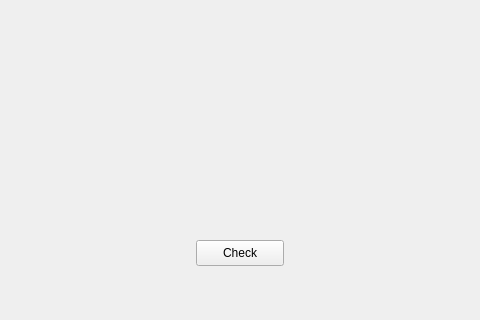
jacmba/QExaminator, file UI/mainwindow.ui: the form before one commit; both pictures show x 164 to 644 and y 280 to 600 of the 800 by 600 pixel window.
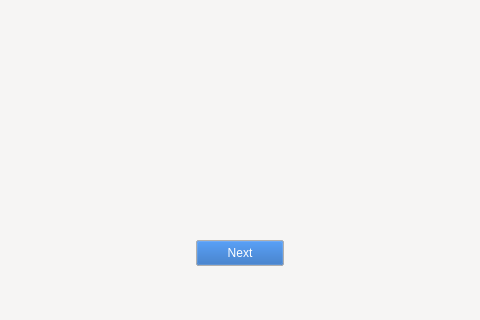
The form after the commit.

Commit message: Implemented response evaluation. Improved UI

Patch:
```diff
--- a/UI/mainwindow.ui
+++ b/UI/mainwindow.ui
@@ -10,6 +10,493 @@
     <height>600</height>
    </rect>
   </property>
+  <property name="palette">
+   <palette>
+    <active>
+     <colorrole role="WindowText">
+      <brush brushstyle="SolidPattern">
+       <color alpha="255">
+        <red>26</red>
+        <green>95</green>
+        <blue>180</blue>
+       </color>
+      </brush>
+     </colorrole>
+     <colorrole role="Button">
+      <brush brushstyle="SolidPattern">
+       <color alpha="255">
+        <red>26</red>
+        <green>95</green>
+        <blue>180</blue>
+       </color>
+      </brush>
+     </colorrole>
+     <colorrole role="Light">
+      <brush brushstyle="SolidPattern">
+       <color alpha="255">
+        <red>249</red>
+        <green>240</green>
+        <blue>107</blue>
+       </color>
+      </brush>
+     </colorrole>
+     <colorrole role="Midlight">
+      <brush brushstyle="SolidPattern">
+       <color alpha="255">
+        <red>250</red>
+        <green>250</green>
+        <blue>249</blue>
+       </color>
+      </brush>
+     </colorrole>
+     <colorrole role="Dark">
+      <brush brushstyle="SolidPattern">
+       <color alpha="255">
+        <red>123</red>
+        <green>122</green>
+        <blue>122</blue>
+       </color>
+      </brush>
+     </colorrole>
+     <colorrole role="Mid">
+      <brush brushstyle="SolidPattern">
+       <color alpha="255">
+        <red>38</red>
+        <green>162</green>
+        <blue>105</blue>
+       </color>
+      </brush>
+     </colorrole>
+     <colorrole role="Text">
+      <brush brushstyle="SolidPattern">
+       <color alpha="255">
+        <red>26</red>
+        <green>95</green>
+        <blue>180</blue>
+       </color>
+      </brush>
+     </colorrole>
+     <colorrole role="BrightText">
+      <brush brushstyle="SolidPattern">
+       <color alpha="255">
+        <red>248</red>
+        <green>228</green>
+        <blue>92</blue>
+       </color>
+      </brush>
+     </colorrole>
+     <colorrole role="ButtonText">
+      <brush brushstyle="SolidPattern">
+       <color alpha="255">
+        <red>255</red>
+        <green>255</green>
+        <blue>255</blue>
+       </color>
+      </brush>
+     </colorrole>
+     <colorrole role="Base">
+      <brush brushstyle="SolidPattern">
+       <color alpha="255">
+        <red>255</red>
+        <green>255</green>
+        <blue>255</blue>
+       </color>
+      </brush>
+     </colorrole>
+     <colorrole role="Window">
+      <brush brushstyle="SolidPattern">
+       <color alpha="255">
+        <red>246</red>
+        <green>245</green>
+        <blue>244</blue>
+       </color>
+      </brush>
+     </colorrole>
+     <colorrole role="Shadow">
+      <brush brushstyle="SolidPattern">
+       <color alpha="255">
+        <red>0</red>
+        <green>0</green>
+        <blue>0</blue>
+       </color>
+      </brush>
+     </colorrole>
+     <colorrole role="Highlight">
+      <brush brushstyle="SolidPattern">
+       <color alpha="255">
+        <red>26</red>
+        <green>95</green>
+        <blue>180</blue>
+       </color>
+      </brush>
+     </colorrole>
+     <colorrole role="AlternateBase">
+      <brush brushstyle="SolidPattern">
+       <color alpha="255">
+        <red>250</red>
+        <green>250</green>
+        <blue>249</blue>
+       </color>
+      </brush>
+     </colorrole>
+     <colorrole role="ToolTipBase">
+      <brush brushstyle="SolidPattern">
+       <color alpha="255">
+        <red>255</red>
+        <green>255</green>
+        <blue>220</blue>
+       </color>
+      </brush>
+     </colorrole>
+     <colorrole role="ToolTipText">
+      <brush brushstyle="SolidPattern">
+       <color alpha="255">
+        <red>0</red>
+        <green>0</green>
+        <blue>0</blue>
+       </color>
+      </brush>
+     </colorrole>
+     <colorrole role="PlaceholderText">
+      <brush brushstyle="SolidPattern">
+       <color alpha="127">
+        <red>0</red>
+        <green>0</green>
+        <blue>0</blue>
+       </color>
+      </brush>
+     </colorrole>
+     <colorrole role="Accent">
+      <brush brushstyle="SolidPattern">
+       <color alpha="255">
+        <red>38</red>
+        <green>162</green>
+        <blue>105</blue>
+       </color>
+      </brush>
+     </colorrole>
+    </active>
+    <inactive>
+     <colorrole role="WindowText">
+      <brush brushstyle="SolidPattern">
+       <color alpha="255">
+        <red>26</red>
+        <green>95</green>
+        <blue>180</blue>
+       </color>
+      </brush>
+     </colorrole>
+     <colorrole role="Button">
+      <brush brushstyle="SolidPattern">
+       <color alpha="255">
+        <red>26</red>
+        <green>95</green>
+        <blue>180</blue>
+       </color>
+      </brush>
+     </colorrole>
+     <colorrole role="Light">
+      <brush brushstyle="SolidPattern">
+       <color alpha="255">
+        <red>249</red>
+        <green>240</green>
+        <blue>107</blue>
+       </color>
+      </brush>
+     </colorrole>
+     <colorrole role="Midlight">
+      <brush brushstyle="SolidPattern">
+       <color alpha="255">
+        <red>250</red>
+        <green>250</green>
+        <blue>249</blue>
+       </color>
+      </brush>
+     </colorrole>
+     <colorrole role="Dark">
+      <brush brushstyle="SolidPattern">
+       <color alpha="255">
+        <red>123</red>
+        <green>122</green>
+        <blue>122</blue>
+       </color>
+      </brush>
+     </colorrole>
+     <colorrole role="Mid">
+      <brush brushstyle="SolidPattern">
+       <color alpha="255">
+        <red>38</red>
+        <green>162</green>
+        <blue>105</blue>
+       </color>
+      </brush>
+     </colorrole>
+     <colorrole role="Text">
+      <brush brushstyle="SolidPattern">
+       <color alpha="255">
+        <red>26</red>
+        <green>95</green>
+        <blue>180</blue>
+       </color>
+      </brush>
+     </colorrole>
+     <colorrole role="BrightText">
+      <brush brushstyle="SolidPattern">
+       <color alpha="255">
+        <red>248</red>
+        <green>228</green>
+        <blue>92</blue>
+       </color>
+      </brush>
+     </colorrole>
+     <colorrole role="ButtonText">
+      <brush brushstyle="SolidPattern">
+       <color alpha="255">
+        <red>255</red>
+        <green>255</green>
+        <blue>255</blue>
+       </color>
+      </brush>
+     </colorrole>
+     <colorrole role="Base">
+      <brush brushstyle="SolidPattern">
+       <color alpha="255">
+        <red>255</red>
+        <green>255</green>
+        <blue>255</blue>
+       </color>
+      </brush>
+     </colorrole>
+     <colorrole role="Window">
+      <brush brushstyle="SolidPattern">
+       <color alpha="255">
+        <red>246</red>
+        <green>245</green>
+        <blue>244</blue>
+       </color>
+      </brush>
+     </colorrole>
+     <colorrole role="Shadow">
+      <brush brushstyle="SolidPattern">
+       <color alpha="255">
+        <red>0</red>
+        <green>0</green>
+        <blue>0</blue>
+       </color>
+      </brush>
+     </colorrole>
+     <colorrole role="Highlight">
+      <brush brushstyle="SolidPattern">
+       <color alpha="255">
+        <red>26</red>
+        <green>95</green>
+        <blue>180</blue>
+       </color>
+      </brush>
+     </colorrole>
+     <colorrole role="AlternateBase">
+      <brush brushstyle="SolidPattern">
+       <color alpha="255">
+        <red>250</red>
+        <green>250</green>
+        <blue>249</blue>
+       </color>
+      </brush>
+     </colorrole>
+     <colorrole role="ToolTipBase">
+      <brush brushstyle="SolidPattern">
+       <color alpha="255">
+        <red>255</red>
+        <green>255</green>
+        <blue>220</blue>
+       </color>
+      </brush>
+     </colorrole>
+     <colorrole role="ToolTipText">
+      <brush brushstyle="SolidPattern">
+       <color alpha="255">
+        <red>0</red>
+        <green>0</green>
+        <blue>0</blue>
+       </color>
+      </brush>
+     </colorrole>
+     <colorrole role="PlaceholderText">
+      <brush brushstyle="SolidPattern">
+       <color alpha="127">
+        <red>0</red>
+        <green>0</green>
+        <blue>0</blue>
+       </color>
+      </brush>
+     </colorrole>
+     <colorrole role="Accent">
+      <brush brushstyle="SolidPattern">
+       <color alpha="255">
+        <red>38</red>
+        <green>162</green>
+        <blue>105</blue>
+       </color>
+      </brush>
+     </colorrole>
+    </inactive>
+    <disabled>
+     <colorrole role="WindowText">
+      <brush brushstyle="SolidPattern">
+       <color alpha="255">
+        <red>123</red>
+        <green>122</green>
+        <blue>122</blue>
+       </color>
+      </brush>
+     </colorrole>
+     <colorrole role="Button">
+      <brush brushstyle="SolidPattern">
+       <color alpha="255">
+        <red>26</red>
+        <green>95</green>
+        <blue>180</blue>
+       </color>
+      </brush>
+     </colorrole>
+     <colorrole role="Light">
+      <brush brushstyle="SolidPattern">
+       <color alpha="255">
+        <red>249</red>
+        <green>240</green>
+        <blue>107</blue>
+       </color>
+      </brush>
+     </colorrole>
+     <colorrole role="Midlight">
+      <brush brushstyle="SolidPattern">
+       <color alpha="255">
+        <red>250</red>
+        <green>250</green>
+        <blue>249</blue>
+       </color>
+      </brush>
+     </colorrole>
+     <colorrole role="Dark">
+      <brush brushstyle="SolidPattern">
+       <color alpha="255">
+        <red>123</red>
+        <green>122</green>
+        <blue>122</blue>
+       </color>
+      </brush>
+     </colorrole>
+     <colorrole role="Mid">
+      <brush brushstyle="SolidPattern">
+       <color alpha="255">
+        <red>38</red>
+        <green>162</green>
+        <blue>105</blue>
+       </color>
+      </brush>
+     </colorrole>
+     <colorrole role="Text">
+      <brush brushstyle="SolidPattern">
+       <color alpha="255">
+        <red>123</red>
+        <green>122</green>
+        <blue>122</blue>
+       </color>
+      </brush>
+     </colorrole>
+     <colorrole role="BrightText">
+      <brush brushstyle="SolidPattern">
+       <color alpha="255">
+        <red>248</red>
+        <green>228</green>
+        <blue>92</blue>
+       </color>
+      </brush>
+     </colorrole>
+     <colorrole role="ButtonText">
+      <brush brushstyle="SolidPattern">
+       <color alpha="255">
+        <red>123</red>
+        <green>122</green>
+        <blue>122</blue>
+       </color>
+      </brush>
+     </colorrole>
+     <colorrole role="Base">
+      <brush brushstyle="SolidPattern">
+       <color alpha="255">
+        <red>246</red>
+        <green>245</green>
+        <blue>244</blue>
+       </color>
+      </brush>
+     </colorrole>
+     <colorrole role="Window">
+      <brush brushstyle="SolidPattern">
+       <color alpha="255">
+        <red>246</red>
+        <green>245</green>
+        <blue>244</blue>
+       </color>
+      </brush>
+     </colorrole>
+     <colorrole role="Shadow">
+      <brush brushstyle="SolidPattern">
+       <color alpha="255">
+        <red>0</red>
+        <green>0</green>
+        <blue>0</blue>
+       </color>
+      </brush>
+     </colorrole>
+     <colorrole role="AlternateBase">
+      <brush brushstyle="SolidPattern">
+       <color alpha="255">
+        <red>246</red>
+        <green>245</green>
+        <blue>244</blue>
+       </color>
+      </brush>
+     </colorrole>
+     <colorrole role="ToolTipBase">
+      <brush brushstyle="SolidPattern">
+       <color alpha="255">
+        <red>255</red>
+        <green>255</green>
+        <blue>220</blue>
+       </color>
+      </brush>
+     </colorrole>
+     <colorrole role="ToolTipText">
+      <brush brushstyle="SolidPattern">
+       <color alpha="255">
+        <red>0</red>
+        <green>0</green>
+        <blue>0</blue>
+       </color>
+      </brush>
+     </colorrole>
+     <colorrole role="PlaceholderText">
+      <brush brushstyle="SolidPattern">
+       <color alpha="127">
+        <red>123</red>
+        <green>122</green>
+        <blue>122</blue>
+       </color>
+      </brush>
+     </colorrole>
+     <colorrole role="Accent">
+      <brush brushstyle="SolidPattern">
+       <color alpha="255">
+        <red>38</red>
+        <green>162</green>
+        <blue>105</blue>
+       </color>
+      </brush>
+     </colorrole>
+    </disabled>
+   </palette>
+  </property>
   <property name="windowTitle">
    <string>MainWindow</string>
   </property>
@@ -50,10 +537,1000 @@
       <height>26</height>
      </rect>
     </property>
+    <property name="palette">
+     <palette>
+      <active>
+       <colorrole role="WindowText">
+        <brush brushstyle="SolidPattern">
+         <color alpha="255">
+          <red>26</red>
+          <green>95</green>
+          <blue>180</blue>
+         </color>
+        </brush>
+       </colorrole>
+       <colorrole role="Button">
+        <brush brushstyle="SolidPattern">
+         <color alpha="255">
+          <red>26</red>
+          <green>95</green>
+          <blue>180</blue>
+         </color>
+        </brush>
+       </colorrole>
+       <colorrole role="Light">
+        <brush brushstyle="SolidPattern">
+         <color alpha="255">
+          <red>249</red>
+          <green>240</green>
+          <blue>107</blue>
+         </color>
+        </brush>
+       </colorrole>
+       <colorrole role="Midlight">
+        <brush brushstyle="SolidPattern">
+         <color alpha="255">
+          <red>250</red>
+          <green>250</green>
+          <blue>249</blue>
+         </color>
+        </brush>
+       </colorrole>
+       <colorrole role="Dark">
+        <brush brushstyle="SolidPattern">
+         <color alpha="255">
+          <red>123</red>
+          <green>122</green>
+          <blue>122</blue>
+         </color>
+        </brush>
+       </colorrole>
+       <colorrole role="Mid">
+        <brush brushstyle="SolidPattern">
+         <color alpha="255">
+          <red>38</red>
+          <green>162</green>
+          <blue>105</blue>
+         </color>
+        </brush>
+       </colorrole>
+       <colorrole role="Text">
+        <brush brushstyle="SolidPattern">
+         <color alpha="255">
+          <red>26</red>
+          <green>95</green>
+          <blue>180</blue>
+         </color>
+        </brush>
+       </colorrole>
+       <colorrole role="BrightText">
+        <brush brushstyle="SolidPattern">
+         <color alpha="255">
+          <red>248</red>
+          <green>228</green>
+          <blue>92</blue>
+         </color>
+        </brush>
+       </colorrole>
+       <colorrole role="ButtonText">
+        <brush brushstyle="SolidPattern">
+         <color alpha="255">
+          <red>255</red>
+          <green>255</green>
+          <blue>255</blue>
+         </color>
+        </brush>
+       </colorrole>
+       <colorrole role="Base">
+        <brush brushstyle="SolidPattern">
+         <color alpha="255">
+          <red>255</red>
+          <green>255</green>
+          <blue>255</blue>
+         </color>
+        </brush>
+       </colorrole>
+       <colorrole role="Window">
+        <brush brushstyle="SolidPattern">
+         <color alpha="255">
+          <red>246</red>
+          <green>245</green>
+          <blue>244</blue>
+         </color>
+        </brush>
+       </colorrole>
+       <colorrole role="Shadow">
+        <brush brushstyle="SolidPattern">
+         <color alpha="255">
+          <red>0</red>
+          <green>0</green>
+          <blue>0</blue>
+         </color>
+        </brush>
+       </colorrole>
+       <colorrole role="Highlight">
+        <brush brushstyle="SolidPattern">
+         <color alpha="255">
+          <red>26</red>
+          <green>95</green>
+          <blue>180</blue>
+         </color>
+        </brush>
+       </colorrole>
+       <colorrole role="AlternateBase">
+        <brush brushstyle="SolidPattern">
+         <color alpha="255">
+          <red>250</red>
+          <green>250</green>
+          <blue>249</blue>
+         </color>
+        </brush>
+       </colorrole>
+       <colorrole role="ToolTipBase">
+        <brush brushstyle="SolidPattern">
+         <color alpha="255">
+          <red>255</red>
+          <green>255</green>
+          <blue>220</blue>
+         </color>
+        </brush>
+       </colorrole>
+       <colorrole role="ToolTipText">
+        <brush brushstyle="SolidPattern">
+         <color alpha="255">
+          <red>0</red>
+          <green>0</green>
+          <blue>0</blue>
+         </color>
+        </brush>
+       </colorrole>
+       <colorrole role="PlaceholderText">
+        <brush brushstyle="SolidPattern">
+         <color alpha="127">
+          <red>0</red>
+          <green>0</green>
+          <blue>0</blue>
+         </color>
+        </brush>
+       </colorrole>
+       <colorrole role="Accent">
+        <brush brushstyle="SolidPattern">
+         <color alpha="255">
+          <red>38</red>
+          <green>162</green>
+          <blue>105</blue>
+         </color>
+        </brush>
+       </colorrole>
+      </active>
+      <inactive>
+       <colorrole role="WindowText">
+        <brush brushstyle="SolidPattern">
+         <color alpha="255">
+          <red>26</red>
+          <green>95</green>
+          <blue>180</blue>
+         </color>
+        </brush>
+       </colorrole>
+       <colorrole role="Button">
+        <brush brushstyle="SolidPattern">
+         <color alpha="255">
+          <red>26</red>
+          <green>95</green>
+          <blue>180</blue>
+         </color>
+        </brush>
+       </colorrole>
+       <colorrole role="Light">
+        <brush brushstyle="SolidPattern">
+         <color alpha="255">
+          <red>249</red>
+          <green>240</green>
+          <blue>107</blue>
+         </color>
+        </brush>
+       </colorrole>
+       <colorrole role="Midlight">
+        <brush brushstyle="SolidPattern">
+         <color alpha="255">
+          <red>250</red>
+          <green>250</green>
+          <blue>249</blue>
+         </color>
+        </brush>
+       </colorrole>
+       <colorrole role="Dark">
+        <brush brushstyle="SolidPattern">
+         <color alpha="255">
+          <red>123</red>
+          <green>122</green>
+          <blue>122</blue>
+         </color>
+        </brush>
+       </colorrole>
+       <colorrole role="Mid">
+        <brush brushstyle="SolidPattern">
+         <color alpha="255">
+          <red>38</red>
+          <green>162</green>
+          <blue>105</blue>
+         </color>
+        </brush>
+       </colorrole>
+       <colorrole role="Text">
+        <brush brushstyle="SolidPattern">
+         <color alpha="255">
+          <red>26</red>
+          <green>95</green>
+          <blue>180</blue>
+         </color>
+        </brush>
+       </colorrole>
+       <colorrole role="BrightText">
+        <brush brushstyle="SolidPattern">
+         <color alpha="255">
+          <red>248</red>
+          <green>228</green>
+          <blue>92</blue>
+         </color>
+        </brush>
+       </colorrole>
+       <colorrole role="ButtonText">
+        <brush brushstyle="SolidPattern">
+         <color alpha="255">
+          <red>255</red>
+          <green>255</green>
+          <blue>255</blue>
+         </color>
+        </brush>
+       </colorrole>
+       <colorrole role="Base">
+        <brush brushstyle="SolidPattern">
+         <color alpha="255">
+          <red>255</red>
+          <green>255</green>
+          <blue>255</blue>
+         </color>
+        </brush>
+       </colorrole>
+       <colorrole role="Window">
+        <brush brushstyle="SolidPattern">
+         <color alpha="255">
+          <red>246</red>
+          <green>245</green>
+          <blue>244</blue>
+         </color>
+        </brush>
+       </colorrole>
+       <colorrole role="Shadow">
+        <brush brushstyle="SolidPattern">
+         <color alpha="255">
+          <red>0</red>
+          <green>0</green>
+          <blue>0</blue>
+         </color>
+        </brush>
+       </colorrole>
+       <colorrole role="Highlight">
+        <brush brushstyle="SolidPattern">
+         <color alpha="255">
+          <red>26</red>
+          <green>95</green>
+          <blue>180</blue>
+         </color>
+        </brush>
+       </colorrole>
+       <colorrole role="AlternateBase">
+        <brush brushstyle="SolidPattern">
+         <color alpha="255">
+          <red>250</red>
+          <green>250</green>
+          <blue>249</blue>
+         </color>
+        </brush>
+       </colorrole>
+       <colorrole role="ToolTipBase">
+        <brush brushstyle="SolidPattern">
+         <color alpha="255">
+          <red>255</red>
+          <green>255</green>
+          <blue>220</blue>
+         </color>
+        </brush>
+       </colorrole>
+       <colorrole role="ToolTipText">
+        <brush brushstyle="SolidPattern">
+         <color alpha="255">
+          <red>0</red>
+          <green>0</green>
+          <blue>0</blue>
+         </color>
+        </brush>
+       </colorrole>
+       <colorrole role="PlaceholderText">
+        <brush brushstyle="SolidPattern">
+         <color alpha="127">
+          <red>0</red>
+          <green>0</green>
+          <blue>0</blue>
+         </color>
+        </brush>
+       </colorrole>
+       <colorrole role="Accent">
+        <brush brushstyle="SolidPattern">
+         <color alpha="255">
+          <red>38</red>
+          <green>162</green>
+          <blue>105</blue>
+         </color>
+        </brush>
+       </colorrole>
+      </inactive>
+      <disabled>
+       <colorrole role="WindowText">
+        <brush brushstyle="SolidPattern">
+         <color alpha="255">
+          <red>123</red>
+          <green>122</green>
+          <blue>122</blue>
+         </color>
+        </brush>
+       </colorrole>
+       <colorrole role="Button">
+        <brush brushstyle="SolidPattern">
+         <color alpha="255">
+          <red>26</red>
+          <green>95</green>
+          <blue>180</blue>
+         </color>
+        </brush>
+       </colorrole>
+       <colorrole role="Light">
+        <brush brushstyle="SolidPattern">
+         <color alpha="255">
+          <red>249</red>
+          <green>240</green>
+          <blue>107</blue>
+         </color>
+        </brush>
+       </colorrole>
+       <colorrole role="Midlight">
+        <brush brushstyle="SolidPattern">
+         <color alpha="255">
+          <red>250</red>
+          <green>250</green>
+          <blue>249</blue>
+         </color>
+        </brush>
+       </colorrole>
+       <colorrole role="Dark">
+        <brush brushstyle="SolidPattern">
+         <color alpha="255">
+          <red>123</red>
+          <green>122</green>
+          <blue>122</blue>
+         </color>
+        </brush>
+       </colorrole>
+       <colorrole role="Mid">
+        <brush brushstyle="SolidPattern">
+         <color alpha="255">
+          <red>38</red>
+          <green>162</green>
+          <blue>105</blue>
+         </color>
+        </brush>
+       </colorrole>
+       <colorrole role="Text">
+        <brush brushstyle="SolidPattern">
+         <color alpha="255">
+          <red>123</red>
+          <green>122</green>
+          <blue>122</blue>
+         </color>
+        </brush>
+       </colorrole>
+       <colorrole role="BrightText">
+        <brush brushstyle="SolidPattern">
+         <color alpha="255">
+          <red>248</red>
+          <green>228</green>
+          <blue>92</blue>
+         </color>
+        </brush>
+       </colorrole>
+       <colorrole role="ButtonText">
+        <brush brushstyle="SolidPattern">
+         <color alpha="255">
+          <red>123</red>
+          <green>122</green>
+          <blue>122</blue>
+         </color>
+        </brush>
+       </colorrole>
+       <colorrole role="Base">
+        <brush brushstyle="SolidPattern">
+         <color alpha="255">
+          <red>246</red>
+          <green>245</green>
+          <blue>244</blue>
+         </color>
+        </brush>
+       </colorrole>
+       <colorrole role="Window">
+        <brush brushstyle="SolidPattern">
+         <color alpha="255">
+          <red>246</red>
+          <green>245</green>
+          <blue>244</blue>
+         </color>
+        </brush>
+       </colorrole>
+       <colorrole role="Shadow">
+        <brush brushstyle="SolidPattern">
+         <color alpha="255">
+          <red>0</red>
+          <green>0</green>
+          <blue>0</blue>
+         </color>
+        </brush>
+       </colorrole>
+       <colorrole role="AlternateBase">
+        <brush brushstyle="SolidPattern">
+         <color alpha="255">
+          <red>246</red>
+          <green>245</green>
+          <blue>244</blue>
+         </color>
+        </brush>
+       </colorrole>
+       <colorrole role="ToolTipBase">
+        <brush brushstyle="SolidPattern">
+         <color alpha="255">
+          <red>255</red>
+          <green>255</green>
+          <blue>220</blue>
+         </color>
+        </brush>
+       </colorrole>
+       <colorrole role="ToolTipText">
+        <brush brushstyle="SolidPattern">
+         <color alpha="255">
+          <red>0</red>
+          <green>0</green>
+          <blue>0</blue>
+         </color>
+        </brush>
+       </colorrole>
+       <colorrole role="PlaceholderText">
+        <brush brushstyle="SolidPattern">
+         <color alpha="127">
+          <red>123</red>
+          <green>122</green>
+          <blue>122</blue>
+         </color>
+        </brush>
+       </colorrole>
+       <colorrole role="Accent">
+        <brush brushstyle="SolidPattern">
+         <color alpha="255">
+          <red>38</red>
+          <green>162</green>
+          <blue>105</blue>
+         </color>
+        </brush>
+       </colorrole>
+      </disabled>
+     </palette>
+    </property>
     <property name="text">
      <string>Check</string>
     </property>
    </widget>
+   <widget class="QPushButton" name="nextButton">
+    <property name="enabled">
+     <bool>true</bool>
+    </property>
+    <property name="geometry">
+     <rect>
+      <x>360</x>
+      <y>520</y>
+      <width>88</width>
+      <height>26</height>
+     </rect>
+    </property>
+    <property name="palette">
+     <palette>
+      <active>
+       <colorrole role="WindowText">
+        <brush brushstyle="SolidPattern">
+         <color alpha="255">
+          <red>26</red>
+          <green>95</green>
+          <blue>180</blue>
+         </color>
+        </brush>
+       </colorrole>
+       <colorrole role="Button">
+        <brush brushstyle="SolidPattern">
+         <color alpha="255">
+          <red>26</red>
+          <green>95</green>
+          <blue>180</blue>
+         </color>
+        </brush>
+       </colorrole>
+       <colorrole role="Light">
+        <brush brushstyle="SolidPattern">
+         <color alpha="255">
+          <red>249</red>
+          <green>240</green>
+          <blue>107</blue>
+         </color>
+        </brush>
+       </colorrole>
+       <colorrole role="Midlight">
+        <brush brushstyle="SolidPattern">
+         <color alpha="255">
+          <red>250</red>
+          <green>250</green>
+          <blue>249</blue>
+         </color>
+        </brush>
+       </colorrole>
+       <colorrole role="Dark">
+        <brush brushstyle="SolidPattern">
+         <color alpha="255">
+          <red>123</red>
+          <green>122</green>
+          <blue>122</blue>
+         </color>
+        </brush>
+       </colorrole>
+       <colorrole role="Mid">
+        <brush brushstyle="SolidPattern">
+         <color alpha="255">
+          <red>38</red>
+          <green>162</green>
+          <blue>105</blue>
+         </color>
+        </brush>
+       </colorrole>
+       <colorrole role="Text">
+        <brush brushstyle="SolidPattern">
+         <color alpha="255">
+          <red>26</red>
+          <green>95</green>
+          <blue>180</blue>
+         </color>
+        </brush>
+       </colorrole>
+       <colorrole role="BrightText">
+        <brush brushstyle="SolidPattern">
+         <color alpha="255">
+          <red>248</red>
+          <green>228</green>
+          <blue>92</blue>
+         </color>
+        </brush>
+       </colorrole>
+       <colorrole role="ButtonText">
+        <brush brushstyle="SolidPattern">
+         <color alpha="255">
+          <red>255</red>
+          <green>255</green>
+          <blue>255</blue>
+         </color>
+        </brush>
+       </colorrole>
+       <colorrole role="Base">
+        <brush brushstyle="SolidPattern">
+         <color alpha="255">
+          <red>255</red>
+          <green>255</green>
+          <blue>255</blue>
+         </color>
+        </brush>
+       </colorrole>
+       <colorrole role="Window">
+        <brush brushstyle="SolidPattern">
+         <color alpha="255">
+          <red>246</red>
+          <green>245</green>
+          <blue>244</blue>
+         </color>
+        </brush>
+       </colorrole>
+       <colorrole role="Shadow">
+        <brush brushstyle="SolidPattern">
+         <color alpha="255">
+          <red>0</red>
+          <green>0</green>
+          <blue>0</blue>
+         </color>
+        </brush>
+       </colorrole>
+       <colorrole role="Highlight">
+        <brush brushstyle="SolidPattern">
+         <color alpha="255">
+          <red>26</red>
+          <green>95</green>
+          <blue>180</blue>
+         </color>
+        </brush>
+       </colorrole>
+       <colorrole role="AlternateBase">
+        <brush brushstyle="SolidPattern">
+         <color alpha="255">
+          <red>250</red>
+          <green>250</green>
+          <blue>249</blue>
+         </color>
+        </brush>
+       </colorrole>
+       <colorrole role="ToolTipBase">
+        <brush brushstyle="SolidPattern">
+         <color alpha="255">
+          <red>255</red>
+          <green>255</green>
+          <blue>220</blue>
+         </color>
+        </brush>
+       </colorrole>
+       <colorrole role="ToolTipText">
+        <brush brushstyle="SolidPattern">
+         <color alpha="255">
+          <red>0</red>
+          <green>0</green>
+          <blue>0</blue>
+         </color>
+        </brush>
+       </colorrole>
+       <colorrole role="PlaceholderText">
+        <brush brushstyle="SolidPattern">
+         <color alpha="127">
+          <red>0</red>
+          <green>0</green>
+          <blue>0</blue>
+         </color>
+        </brush>
+       </colorrole>
+       <colorrole role="Accent">
+        <brush brushstyle="SolidPattern">
+         <color alpha="255">
+          <red>38</red>
+          <green>162</green>
+          <blue>105</blue>
+         </color>
+        </brush>
+       </colorrole>
+      </active>
+      <inactive>
+       <colorrole role="WindowText">
+        <brush brushstyle="SolidPattern">
+         <color alpha="255">
+          <red>26</red>
+          <green>95</green>
+          <blue>180</blue>
+         </color>
+        </brush>
+       </colorrole>
+       <colorrole role="Button">
+        <brush brushstyle="SolidPattern">
+         <color alpha="255">
+          <red>26</red>
+          <green>95</green>
+          <blue>180</blue>
+         </color>
+        </brush>
+       </colorrole>
+       <colorrole role="Light">
+        <brush brushstyle="SolidPattern">
+         <color alpha="255">
+          <red>249</red>
+          <green>240</green>
+          <blue>107</blue>
+         </color>
+        </brush>
+       </colorrole>
+       <colorrole role="Midlight">
+        <brush brushstyle="SolidPattern">
+         <color alpha="255">
+          <red>250</red>
+          <green>250</green>
+          <blue>249</blue>
+         </color>
+        </brush>
+       </colorrole>
+       <colorrole role="Dark">
+        <brush brushstyle="SolidPattern">
+         <color alpha="255">
+          <red>123</red>
+          <green>122</green>
+          <blue>122</blue>
+         </color>
+        </brush>
+       </colorrole>
+       <colorrole role="Mid">
+        <brush brushstyle="SolidPattern">
+         <color alpha="255">
+          <red>38</red>
+          <green>162</green>
+          <blue>105</blue>
+         </color>
+        </brush>
+       </colorrole>
+       <colorrole role="Text">
+        <brush brushstyle="SolidPattern">
+         <color alpha="255">
+          <red>26</red>
+          <green>95</green>
+          <blue>180</blue>
+         </color>
+        </brush>
+       </colorrole>
+       <colorrole role="BrightText">
+        <brush brushstyle="SolidPattern">
+         <color alpha="255">
+          <red>248</red>
+          <green>228</green>
+          <blue>92</blue>
+         </color>
+        </brush>
+       </colorrole>
+       <colorrole role="ButtonText">
+        <brush brushstyle="SolidPattern">
+         <color alpha="255">
+          <red>255</red>
+          <green>255</green>
+          <blue>255</blue>
+         </color>
+        </brush>
+       </colorrole>
+       <colorrole role="Base">
+        <brush brushstyle="SolidPattern">
+         <color alpha="255">
+          <red>255</red>
+          <green>255</green>
+          <blue>255</blue>
+         </color>
+        </brush>
+       </colorrole>
+       <colorrole role="Window">
+        <brush brushstyle="SolidPattern">
+         <color alpha="255">
+          <red>246</red>
+          <green>245</green>
+          <blue>244</blue>
+         </color>
+        </brush>
+       </colorrole>
+       <colorrole role="Shadow">
+        <brush brushstyle="SolidPattern">
+         <color alpha="255">
+          <red>0</red>
+          <green>0</green>
+          <blue>0</blue>
+         </color>
+        </brush>
+       </colorrole>
+       <colorrole role="Highlight">
+        <brush brushstyle="SolidPattern">
+         <color alpha="255">
+          <red>26</red>
+          <green>95</green>
+          <blue>180</blue>
+         </color>
+        </brush>
+       </colorrole>
+       <colorrole role="AlternateBase">
+        <brush brushstyle="SolidPattern">
+         <color alpha="255">
+          <red>250</red>
+          <green>250</green>
+          <blue>249</blue>
+         </color>
+        </brush>
+       </colorrole>
+       <colorrole role="ToolTipBase">
+        <brush brushstyle="SolidPattern">
+         <color alpha="255">
+          <red>255</red>
+          <green>255</green>
+          <blue>220</blue>
+         </color>
+        </brush>
+       </colorrole>
+       <colorrole role="ToolTipText">
+        <brush brushstyle="SolidPattern">
+         <color alpha="255">
+          <red>0</red>
+          <green>0</green>
+          <blue>0</blue>
+         </color>
+        </brush>
+       </colorrole>
+       <colorrole role="PlaceholderText">
+        <brush brushstyle="SolidPattern">
+         <color alpha="127">
+          <red>0</red>
+          <green>0</green>
+          <blue>0</blue>
+         </color>
+        </brush>
+       </colorrole>
+       <colorrole role="Accent">
+        <brush brushstyle="SolidPattern">
+         <color alpha="255">
+          <red>38</red>
+          <green>162</green>
+          <blue>105</blue>
+         </color>
+        </brush>
+       </colorrole>
+      </inactive>
+      <disabled>
+       <colorrole role="WindowText">
+        <brush brushstyle="SolidPattern">
+         <color alpha="255">
+          <red>123</red>
+          <green>122</green>
+          <blue>122</blue>
+         </color>
+        </brush>
+       </colorrole>
+       <colorrole role="Button">
+        <brush brushstyle="SolidPattern">
+         <color alpha="255">
+          <red>26</red>
+          <green>95</green>
+          <blue>180</blue>
+         </color>
+        </brush>
+       </colorrole>
+       <colorrole role="Light">
+        <brush brushstyle="SolidPattern">
+         <color alpha="255">
+          <red>249</red>
+          <green>240</green>
+          <blue>107</blue>
+         </color>
+        </brush>
+       </colorrole>
+       <colorrole role="Midlight">
+        <brush brushstyle="SolidPattern">
+         <color alpha="255">
+          <red>250</red>
+          <green>250</green>
+          <blue>249</blue>
+         </color>
+        </brush>
+       </colorrole>
+       <colorrole role="Dark">
+        <brush brushstyle="SolidPattern">
+         <color alpha="255">
+          <red>123</red>
+          <green>122</green>
+          <blue>122</blue>
+         </color>
+        </brush>
+       </colorrole>
+       <colorrole role="Mid">
+        <brush brushstyle="SolidPattern">
+         <color alpha="255">
+          <red>38</red>
+          <green>162</green>
+          <blue>105</blue>
+         </color>
+        </brush>
+       </colorrole>
+       <colorrole role="Text">
+        <brush brushstyle="SolidPattern">
+         <color alpha="255">
+          <red>123</red>
+          <green>122</green>
+          <blue>122</blue>
+         </color>
+        </brush>
+       </colorrole>
+       <colorrole role="BrightText">
+        <brush brushstyle="SolidPattern">
+         <color alpha="255">
+          <red>248</red>
+          <green>228</green>
+          <blue>92</blue>
+         </color>
+        </brush>
+       </colorrole>
+       <colorrole role="ButtonText">
+        <brush brushstyle="SolidPattern">
+         <color alpha="255">
+          <red>123</red>
+          <green>122</green>
+          <blue>122</blue>
+         </color>
+        </brush>
+       </colorrole>
+       <colorrole role="Base">
+        <brush brushstyle="SolidPattern">
+         <color alpha="255">
+          <red>246</red>
+          <green>245</green>
+          <blue>244</blue>
+         </color>
+        </brush>
+       </colorrole>
+       <colorrole role="Window">
+        <brush brushstyle="SolidPattern">
+         <color alpha="255">
+          <red>246</red>
+          <green>245</green>
+          <blue>244</blue>
+         </color>
+        </brush>
+       </colorrole>
+       <colorrole role="Shadow">
+        <brush brushstyle="SolidPattern">
+         <color alpha="255">
+          <red>0</red>
+          <green>0</green>
+          <blue>0</blue>
+         </color>
+        </brush>
+       </colorrole>
+       <colorrole role="AlternateBase">
+        <brush brushstyle="SolidPattern">
+         <color alpha="255">
+          <red>246</red>
+          <green>245</green>
+          <blue>244</blue>
+         </color>
+        </brush>
+       </colorrole>
+       <colorrole role="ToolTipBase">
+        <brush brushstyle="SolidPattern">
+         <color alpha="255">
+          <red>255</red>
+          <green>255</green>
+          <blue>220</blue>
+         </color>
+        </brush>
+       </colorrole>
+       <colorrole role="ToolTipText">
+        <brush brushstyle="SolidPattern">
+         <color alpha="255">
+          <red>0</red>
+          <green>0</green>
+          <blue>0</blue>
+         </color>
+        </brush>
+       </colorrole>
+       <colorrole role="PlaceholderText">
+        <brush brushstyle="SolidPattern">
+         <color alpha="127">
+          <red>123</red>
+          <green>122</green>
+          <blue>122</blue>
+         </color>
+        </brush>
+       </colorrole>
+       <colorrole role="Accent">
+        <brush brushstyle="SolidPattern">
+         <color alpha="255">
+          <red>38</red>
+          <green>162</green>
+          <blue>105</blue>
+         </color>
+        </brush>
+       </colorrole>
+      </disabled>
+     </palette>
+    </property>
+    <property name="text">
+     <string>Next</string>
+    </property>
+   </widget>
   </widget>
   <widget class="QMenuBar" name="menubar">
    <property name="geometry">
```
Left out of the diff: 493 changed lines with no effect on the pictures. The commit also changes 7 other files.
